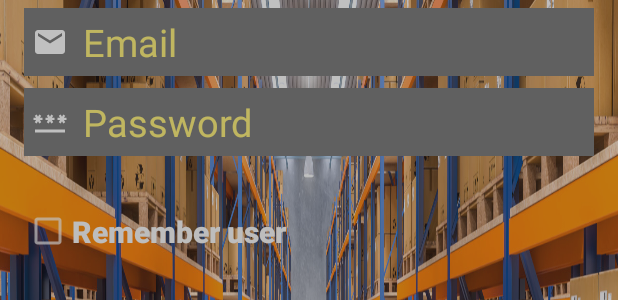
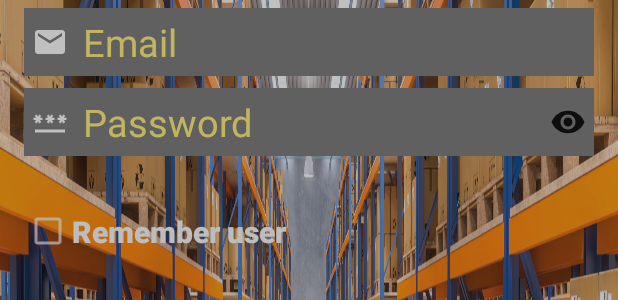
Before and after one commit to adson1990/SysEstoque_mob, an Android app built with Jetpack Compose: the layout activity_login.xml on its own in the app's theme, with its tools: preview values and no code run, on a phone screen of 412 x 824 dp. Shown: the part 191-491 px from the top of the screen. Run offline under Robolectric (Android 15) with nearby library versions, the phone set to English and light mode, and no system bars; Roboto replaces fonts that are not available here.

```diff
--- a/app/src/main/res/layout/activity_login.xml
+++ b/app/src/main/res/layout/activity_login.xml
@@ -65,6 +65,7 @@
         android:selectAllOnFocus="true"
         android:textColor="@color/purple_700"
         android:textColorHint="@color/yellow_300"
+        android:drawableEnd="@drawable/ic_eye"
         android:textSize="@dimen/size_25sp"
         app:layout_constraintEnd_toEndOf="parent"
         app:layout_constraintStart_toStartOf="parent"
```
